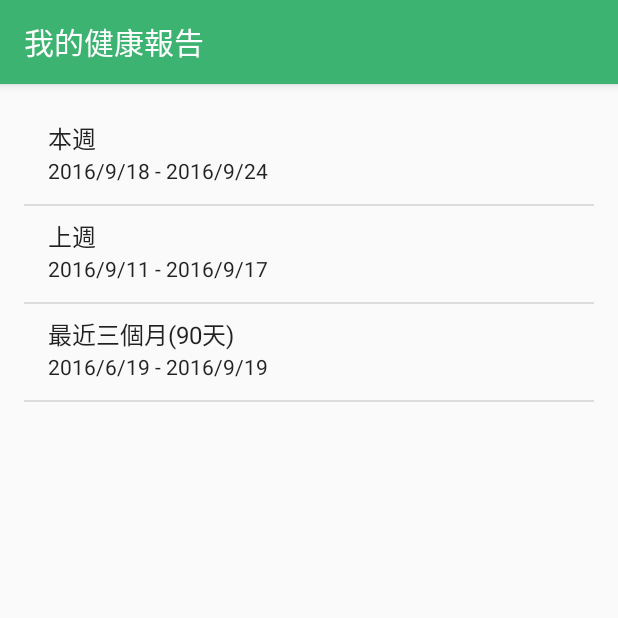
After one commit to tony4120523/New-ProjectGoGo_0505, an Android app: the health screen opened directly, with no data from a screen before it, on a phone screen of 412 x 824 dp, the top half of it. The commit adds this screen. Run offline under Robolectric (Android 15) with nearby library versions, the phone set to English and light mode, and no system bars.

Commit message:
new health report with listview

```diff
--- a/app/src/main/AndroidManifest.xml
+++ b/app/src/main/AndroidManifest.xml
@@ -91,7 +91,9 @@
         -->
 
         <activity android:name=".chartlist" />
-        <activity android:name=".chartselect"></activity>
+        <activity android:name=".chartselect" />
+        <activity android:name=".health" />
+        <activity android:name=".mailtest"></activity>
     </application>
 
 </manifest>
--- /dev/null
+++ b/app/src/main/java/com/example/nabux/projectgogo/health.java
@@ -0,0 +1,43 @@
+package com.example.nabux.projectgogo;
+
+import android.support.v7.app.ActionBar;
+import android.support.v7.app.AppCompatActivity;
+import android.os.Bundle;
+import android.support.v7.widget.Toolbar;
+import android.widget.ListView;
+import android.widget.SimpleAdapter;
+
+import java.util.ArrayList;
+import java.util.HashMap;
+
+public class health extends AppCompatActivity {
+    ListView listrange;
+    private SimpleAdapter adapter;
+    ArrayList<HashMap<String,String>> list = new ArrayList<HashMap<String,String>>();
+    String[]range=new String[]{"本週","上週","最近三個月(90天)"};
+    String[]date=new String[]{"2016/9/18 - 2016/9/24","2016/9/11 - 2016/9/17","2016/6/19 - 2016/9/19"};
+    @Override
+    protected void onCreate(Bundle savedInstanceState) {
+        super.onCreate(savedInstanceState);
+        setContentView(R.layout.activity_health);
+        ActionBar actionBar = this.getSupportActionBar();
+        actionBar.setTitle("我的健康報告");
+        listrange= (ListView) findViewById(R.id.listrange);
+        for(int i=0; i<range.length; i++){
+            HashMap<String,String> item = new HashMap<String,String>();
+            item.put( "ranged", range[i]);
+            item.put( "dated",date[i] );
+            list.add( item );
+        }
+
+        adapter = new SimpleAdapter(
+                this,
+                list,
+                android.R.layout.simple_list_item_2,
+                new String[] { "ranged","dated" },
+                new int[] { android.R.id.text1, android.R.id.text2 }
+        );
+
+        listrange.setAdapter(adapter);
+    }
+}
--- /dev/null
+++ b/app/src/main/res/layout/activity_health.xml
@@ -0,0 +1,27 @@
+<?xml version="1.0" encoding="utf-8"?>
+<RelativeLayout xmlns:android="http://schemas.android.com/apk/res/android"
+    xmlns:tools="http://schemas.android.com/tools"
+    android:layout_width="match_parent"
+    android:layout_height="match_parent"
+    android:paddingBottom="@dimen/activity_vertical_margin"
+    android:paddingLeft="@dimen/activity_horizontal_margin"
+    android:paddingRight="@dimen/activity_horizontal_margin"
+    android:paddingTop="@dimen/activity_vertical_margin"
+    tools:context="com.example.nabux.projectgogo.health">
+
+    <LinearLayout
+        android:orientation="vertical"
+        android:layout_width="match_parent"
+        android:layout_height="match_parent"
+        android:layout_alignParentTop="true"
+        android:layout_centerHorizontal="true">
+
+        <ListView
+            android:layout_width="fill_parent"
+            android:layout_height="fill_parent"
+            android:id="@+id/listrange"
+            android:clickable="true"
+            android:textFilterEnabled="true" />
+    </LinearLayout>
+
+</RelativeLayout>
```
Also changed, not shown: app/src/main/java/com/example/nabux/projectgogo/HomeActivity.java (+18 -1 lines), app/src/main/java/com/example/nabux/projectgogo/mailtest.java (added, +32 -0 lines), app/src/main/res/layout/activity_home.xml (+18 -2 lines), app/src/main/res/layout/activity_mailtest.xml (added, +35 -0 lines).
